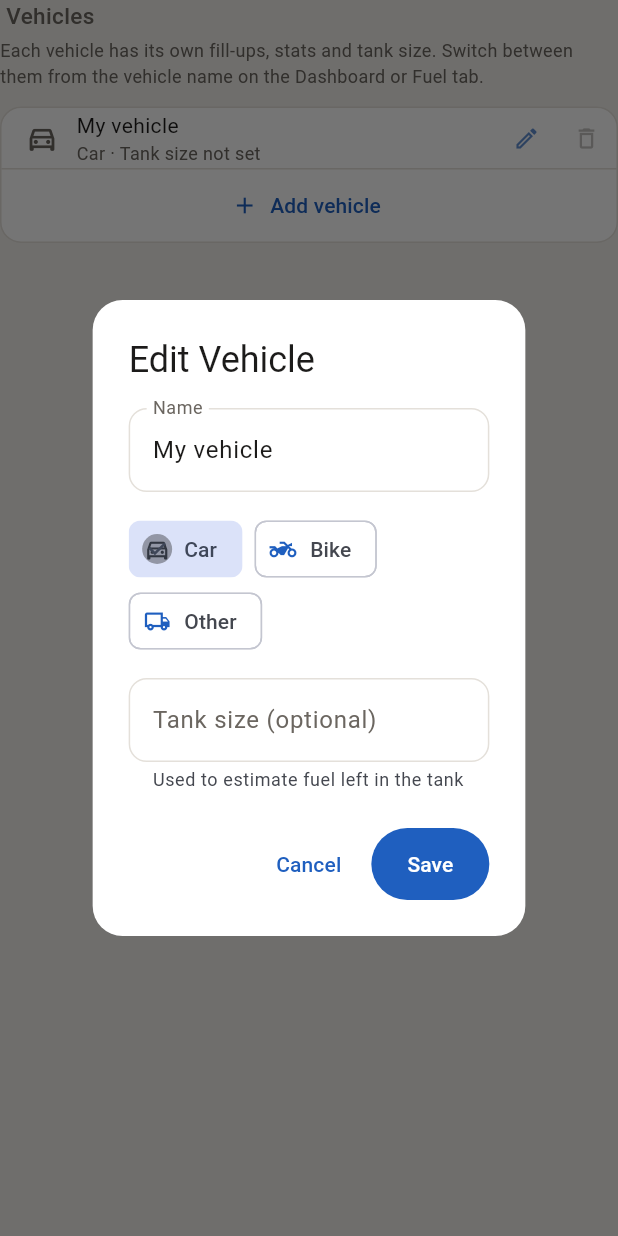
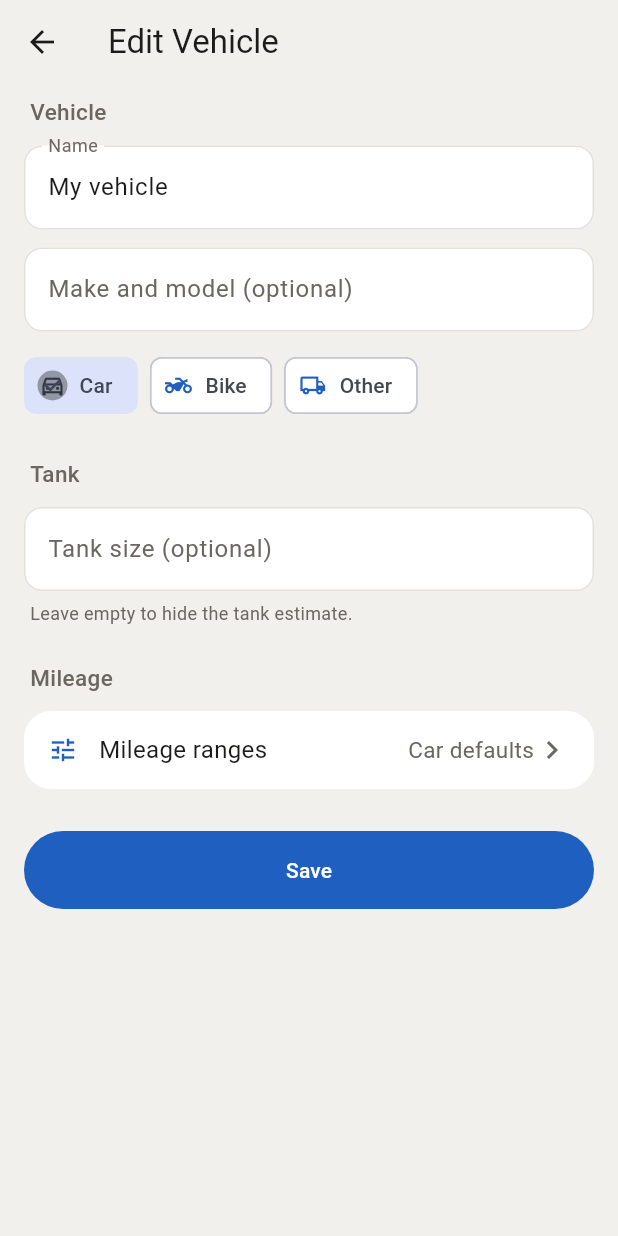
Before and after one commit to santhoshunt/fuelpulse, a Flutter app: the VehiclesSection widget shown alone on an empty page, opened directly, after a tap on the "edit" icon, on a phone screen of 412 x 824 dp. Run offline on Flutter 3.47's test engine with Material 3 defaults, Android fonts, the phone set to English and light mode, and no system bars; our stand-ins replace csv, file_picker, google_sign_in, image_picker, share_plus, shared_preferences and 2 more; missing offline and left inert: extension_google_sign_in_as_googleapis_auth, google_mlkit_text_recognition, googleapis; accounts and stored records are empty.

Commit message:
Added the vehicle edit page with make and model and the Mileage ranges page; km/L colours now follow each vehicle's own bands

```diff
--- a/lib/screens/fuel_list_screen.dart
+++ b/lib/screens/fuel_list_screen.dart
@@ -234,7 +234,7 @@ class _FuelListScreenState extends State<FuelListScreen> {
   }
 
   List<Widget> _months(AppColors colors) {
-    final bands = defaultBandsFor(_vehicle?.type ?? VehicleType.car);
+    final bands = (_vehicle == null ? defaultBandsFor(VehicleType.car) : bandsFor(_vehicle!));
     final groups = <String, List<FuelLog>>{};
     for (final log in _logs) {
       final at = DateTime.tryParse(log.timestamp);
--- a/lib/screens/refill_detail_screen.dart
+++ b/lib/screens/refill_detail_screen.dart
@@ -138,7 +138,7 @@ class _RefillDetailScreenState extends State<RefillDetailScreen> {
         log.totalCost ?? computeTotalCost(log.pricePerLitre, log.liters);
     final kmL = _eff?.value;
     final cap = _vehicle?.tankCapacity ?? 0;
-    final bands = defaultBandsFor(_vehicle?.type ?? VehicleType.car);
+    final bands = (_vehicle == null ? defaultBandsFor(VehicleType.car) : bandsFor(_vehicle!));
     final brightness = Theme.of(context).brightness;
 
     return [
--- a/lib/screens/settings/vehicles_section.dart
+++ b/lib/screens/settings/vehicles_section.dart
@@ -30,22 +30,25 @@ class _VehiclesSectionState extends State<VehiclesSection> {
   }
 
   Future<void> _add() async {
-    final v = await showVehicleDialog(context, nextSortOrder: _vehicles.length);
+    final v = await showVehicleEditor(context, nextSortOrder: _vehicles.length);
     if (v == null) return;
     await _db.insertVehicle(v);
     await _load();
   }
 
   Future<void> _edit(Vehicle vehicle) async {
-    final v = await showVehicleDialog(context, initial: vehicle);
+    final v = await showVehicleEditor(context,
+        initial: vehicle,
+        onDelete: _vehicles.length > 1 ? () => _delete(vehicle) : null);
     if (v == null) return;
     await _db.updateVehicle(v);
     await _load();
   }
 
-  Future<void> _delete(Vehicle vehicle) async {
+  /// Says whether the vehicle was deleted.
+  Future<bool> _delete(Vehicle vehicle) async {
     final count = await _db.getLogCountFor(vehicle.id);
-    if (!mounted) return;
+    if (!mounted) return false;
     final confirm = await showDialog<bool>(
       context: context,
       builder: (ctx) => AlertDialog(
@@ -67,10 +70,11 @@ class _VehiclesSectionState extends State<VehiclesSection> {
         ],
       ),
     );
-    if (confirm != true) return;
+    if (confirm != true) return false;
     await _db.deleteVehicle(vehicle.id);
     if (mounted) showSettingsSnack(context, 'Deleted "${vehicle.name}".');
     await _load();
+    return true;
   }
 
   String _subtitle(Vehicle v) {
@@ -78,7 +82,7 @@ class _VehiclesSectionState extends State<VehiclesSection> {
     final tank = cap == null
         ? 'Tank size not set'
         : '${cap.toStringAsFixed(cap % 1 == 0 ? 0 : 1)} L tank';
-    return '${vehicleTypeLabel(v.type)} · $tank';
+    return '${v.model.isEmpty ? vehicleTypeLabel(v.type) : v.model} · $tank';
   }
 
   @override
--- /dev/null
+++ b/lib/screens/vehicle_edit_screen.dart
@@ -0,0 +1,212 @@
+import 'package:flutter/material.dart';
+
+import '../models/vehicle.dart';
+import '../theme/app_colors.dart';
+import '../utils/mileage_bands.dart';
+import '../utils/page_routes.dart';
+import '../widgets/vehicle_picker.dart' show vehicleIcon, vehicleTypeLabel;
+import 'mileage_ranges_screen.dart';
+import 'settings/settings_widgets.dart';
+
+/// Add ([initial] null) or edit a vehicle: name, make and model, type, tank
+/// size and mileage ranges. Save returns the vehicle; saving it is the
+/// caller's. [onDelete] (edit only) deletes after its own confirmation and
+/// says whether it did.
+class VehicleEditScreen extends StatefulWidget {
+  final Vehicle? initial;
+  final int nextSortOrder;
+  final Future<bool> Function()? onDelete;
+
+  const VehicleEditScreen({
+    super.key,
+    this.initial,
+    this.nextSortOrder = 0,
+    this.onDelete,
+  });
+
+  @override
+  State<VehicleEditScreen> createState() => _VehicleEditScreenState();
+}
+
+class _VehicleEditScreenState extends State<VehicleEditScreen> {
+  late final _name = TextEditingController(text: widget.initial?.name ?? '');
+  late final _model =
+      TextEditingController(text: widget.initial?.model ?? '');
+  late final _cap = TextEditingController(
+      text: widget.initial?.tankCapacity?.toString() ?? '');
+  late VehicleType _type = widget.initial?.type ?? VehicleType.car;
+
+  /// Null keeps following the type's defaults.
+  late List<double>? _bands = widget.initial?.mileageBands;
+  String? _nameError;
+  String? _capError;
+
+  @override
+  void dispose() {
+    _name.dispose();
+    _model.dispose();
+    _cap.dispose();
+    super.dispose();
+  }
+
+  void _save() {
+    final name = _name.text.trim();
+    final capText = _cap.text.trim();
+    final cap = capText.isEmpty ? null : double.tryParse(capText);
+    setState(() {
+      _nameError = name.isEmpty ? 'Enter a name' : null;
+      _capError = capText.isNotEmpty && (cap == null || cap < 0)
+          ? 'Enter litres, or leave empty'
+          : null;
+    });
+    if (_nameError != null || _capError != null) return;
+    final tank = cap != null && cap > 0 ? cap : null;
+    final initial = widget.initial;
+    Navigator.pop(
+      context,
+      initial == null
+          ? Vehicle(
+              id: Vehicle.generateId(),
+              name: name,
+              type: _type,
+              model: _model.text.trim(),
+              mileageBands: _bands,
+              tankCapacity: tank,
+              sortOrder: widget.nextSortOrder,
+              createdAt: DateTime.now().toIso8601String(),
+            )
+          : initial.copyWith(
+              name: name,
+              type: _type,
+              model: _model.text.trim(),
+              mileageBands: _bands,
+              clearMileageBands: _bands == null,
+              tankCapacity: tank,
+              clearTankCapacity: tank == null,
+            ),
+    );
+  }
+
+  Future<void> _ranges() async {
+    final limits = await Navigator.push<List<double>>(
+      context,
+      SmoothPageRoute(
+        page: MileageRangesScreen(
+          vehicleName: _name.text.trim().isEmpty ? 'this vehicle' : _name.text.trim(),
+          type: _type,
+          limits: _bands ?? defaultBandsFor(_type).limits,
+        ),
+      ),
+    );
+    if (limits == null) return;
+    final defaults = defaultBandsFor(_type).limits;
+    setState(() {
+      var same = true;
+      for (var i = 0; i < 4; i++) {
+        if (limits[i] != defaults[i]) same = false;
+      }
+      _bands = same ? null : limits;
+    });
+  }
+
+  Future<void> _delete() async {
+    if (await widget.onDelete!() && mounted) Navigator.pop(context);
+  }
+
+  @override
+  Widget build(BuildContext context) {
+    final colors = AppColors.of(context);
+    final note = TextStyle(color: colors.textSecondary, fontSize: 12);
+    return Scaffold(
+      appBar: AppBar(
+          title: Text(widget.initial == null ? 'Add Vehicle' : 'Edit Vehicle')),
+      body: ListView(
+        padding: const EdgeInsets.fromLTRB(16, 8, 16, 32),
+        children: [
+          sectionHeader('Vehicle'),
+          const SizedBox(height: 12),
+          TextField(
+            controller: _name,
+            autofocus: widget.initial == null,
+            textCapitalization: TextCapitalization.words,
+            decoration: InputDecoration(
+              labelText: 'Name',
+              hintText: 'e.g. Swift',
+              errorText: _nameError,
+            ),
+          ),
+          const SizedBox(height: 12),
+          TextField(
+            controller: _model,
+            textCapitalization: TextCapitalization.words,
+            decoration: const InputDecoration(
+              labelText: 'Make and model (optional)',
+              hintText: 'e.g. Royal Enfield Classic 350',
+            ),
+          ),
+          const SizedBox(height: 12),
+          Wrap(
+            spacing: 8,
+            children: [
+              for (final t in VehicleType.values)
+                ChoiceChip(
+                  avatar: Icon(vehicleIcon(t), size: 18),
+                  label: Text(vehicleTypeLabel(t)),
+                  selected: _type == t,
+                  onSelected: (_) => setState(() => _type = t),
+                ),
+            ],
+          ),
+          const SizedBox(height: 24),
+          sectionHeader('Tank'),
+          const SizedBox(height: 12),
+          TextField(
+            controller: _cap,
+            keyboardType: const TextInputType.numberWithOptions(decimal: true),
+            decoration: InputDecoration(
+              labelText: 'Tank size (optional)',
+              suffixText: 'L',
+              errorText: _capError,
+            ),
+          ),
+          Padding(
+            padding: const EdgeInsets.only(top: 6, left: 4),
+            child: Text('Leave empty to hide the tank estimate.', style: note),
+          ),
+          const SizedBox(height: 24),
+          sectionHeader('Mileage'),
+          const SizedBox(height: 12),
+          settingsGroup([
+            SettingsRow(
+              icon: Icons.tune,
+              label: 'Mileage ranges',
+              trailing: Text(
+                  _bands == null
+                      ? '${vehicleTypeLabel(_type)} defaults'
+                      : 'Custom',
+                  style: TextStyle(color: colors.textSecondary, fontSize: 15)),
+              onTap: _ranges,
+            ),
+          ]),
+          const SizedBox(height: 28),
+          SizedBox(
+            height: 52,
+            child: ElevatedButton(onPressed: _save, child: const Text('Save')),
+          ),
+          if (widget.onDelete != null) ...[
+            const SizedBox(height: 12),
+            OutlinedButton(
+              onPressed: _delete,
+              style: OutlinedButton.styleFrom(
+                foregroundColor: colors.danger,
+                side: BorderSide(color: colors.danger.withValues(alpha: 0.35)),
+                minimumSize: const Size.fromHeight(48),
+              ),
+              child: const Text('Delete vehicle'),
+            ),
+          ],
+        ],
+      ),
+    );
+  }
+}
--- a/lib/utils/mileage_bands.dart
+++ b/lib/utils/mileage_bands.dart
@@ -20,6 +20,11 @@ class MileageBands {
     return i;
   }
 }
+
+/// The vehicle's own bands, else the defaults for its type.
+MileageBands bandsFor(Vehicle v) => v.mileageBands != null
+    ? MileageBands(v.mileageBands!)
+    : defaultBandsFor(v.type);
 
 /// Typical ranges: a commuter bike runs about three times a car's km/L.
 MileageBands defaultBandsFor(VehicleType t) => t == VehicleType.bike
--- a/lib/widgets/vehicle_picker.dart
+++ b/lib/widgets/vehicle_picker.dart
@@ -1,4 +1,6 @@
 import 'package:flutter/material.dart';
+import '../screens/vehicle_edit_screen.dart';
+import '../utils/page_routes.dart';
 import '../theme/app_colors.dart';
 import '../db/database_helper.dart';
 import '../models/vehicle.dart';
@@ -42,118 +44,25 @@ Future<Vehicle?> showVehiclePicker(
   if (result is PickerPicked<String>) {
     return vehicles.firstWhere((v) => v.id == result.value);
   }
-  final created = await showVehicleDialog(context,
+  final created = await showVehicleEditor(context,
       nextSortOrder: vehicles.length);
   if (created == null) return null;
   await DatabaseHelper().insertVehicle(created);
   return created;
 }
 
-/// Add ([initial] null) or edit a vehicle: name, type and tank size.
-/// Returns the vehicle to save, or null on cancel. Saving is the caller's.
-Future<Vehicle?> showVehicleDialog(
+/// Opens [VehicleEditScreen] to add ([initial] null) or edit a vehicle.
+/// Returns the vehicle to save, or null on back. Saving is the caller's.
+Future<Vehicle?> showVehicleEditor(
   BuildContext context, {
   Vehicle? initial,
   int nextSortOrder = 0,
-}) {
-  final nameController = TextEditingController(text: initial?.name ?? '');
-  final capController = TextEditingController(
-      text: initial?.tankCapacity != null
-          ? initial!.tankCapacity!.toString()
-          : '');
-  var type = initial?.type ?? VehicleType.car;
-  String? nameError;
-  String? capError;
-
-  return showDialog<Vehicle>(
-    context: context,
-    builder: (ctx) => StatefulBuilder(
-      builder: (ctx, setDialogState) {
-        void save() {
-          final name = nameController.text.trim();
-          final capText = capController.text.trim();
-          final cap = capText.isEmpty ? null : double.tryParse(capText);
-          setDialogState(() {
-            nameError = name.isEmpty ? 'Enter a name' : null;
-            capError = capText.isNotEmpty && (cap == null || cap < 0)
-                ? 'Enter litres, or leave empty'
-                : null;
-          });
-          if (nameError != null || capError != null) return;
-          final tank = cap != null && cap > 0 ? cap : null;
-          Navigator.pop(
-            ctx,
-            initial == null
-                ? Vehicle(
-                    id: Vehicle.generateId(),
-                    name: name,
-                    type: type,
-                    tankCapacity: tank,
-                    sortOrder: nextSortOrder,
-                    createdAt: DateTime.now().toIso8601String(),
-                  )
-                : initial.copyWith(
-                    name: name,
-                    type: type,
-                    tankCapacity: tank,
-                    clearTankCapacity: tank == null,
-                  ),
-          );
-        }
-
-        return AlertDialog(
-          title: Text(initial == null ? 'Add Vehicle' : 'Edit Vehicle'),
-          content: SingleChildScrollView(
-            child: Column(
-              mainAxisSize: MainAxisSize.min,
-              crossAxisAlignment: CrossAxisAlignment.start,
-              children: [
-                TextField(
-                  controller: nameController,
-                  autofocus: initial == null,
-                  textCapitalization: TextCapitalization.words,
-                  decoration: InputDecoration(
-                    labelText: 'Name',
-                    hintText: 'e.g. Swift',
-                    errorText: nameError,
-                  ),
-                ),
-                const SizedBox(height: 14),
-                Wrap(
-                  spacing: 8,
-                  children: [
-                    for (final t in VehicleType.values)
-                      ChoiceChip(
-                        avatar: Icon(vehicleIcon(t), size: 18),
-                        label: Text(vehicleTypeLabel(t)),
-                        selected: type == t,
-                        onSelected: (_) => setDialogState(() => type = t),
-                      ),
-                  ],
-                ),
-                const SizedBox(height: 14),
-                TextField(
-                  controller: capController,
-                  keyboardType:
-                      const TextInputType.numberWithOptions(decimal: true),
-                  decoration: InputDecoration(
-                    labelText: 'Tank size (optional)',
-                    suffixText: 'L',
-                    helperText: 'Used to estimate fuel left in the tank',
-                    errorText: capError,
-                  ),
-                ),
-              ],
-            ),
-          ),
-          actions: [
-            TextButton(
-                onPressed: () => Navigator.pop(ctx),
-                child: const Text('Cancel')),
-            ElevatedButton(onPressed: save, child: const Text('Save')),
-          ],
-        );
-      },
-    ),
-  );
-}
+  Future<bool> Function()? onDelete,
+}) =>
+    Navigator.push<Vehicle>(
+      context,
+      SmoothPageRoute(
+        page: VehicleEditScreen(
+            initial: initial, nextSortOrder: nextSortOrder, onDelete: onDelete),
+      ),
+    );
```
Also changed, not shown: lib/screens/mileage_ranges_screen.dart (added, +182 -0 lines), 1 other file.
